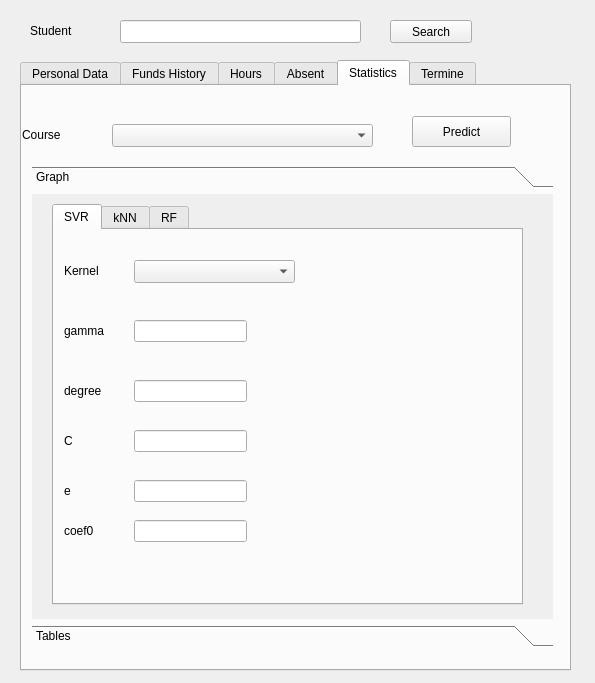
First picture: the form in Student/viewstudentdialog.ui, repository MrRisoni/Gauss, before the edit.
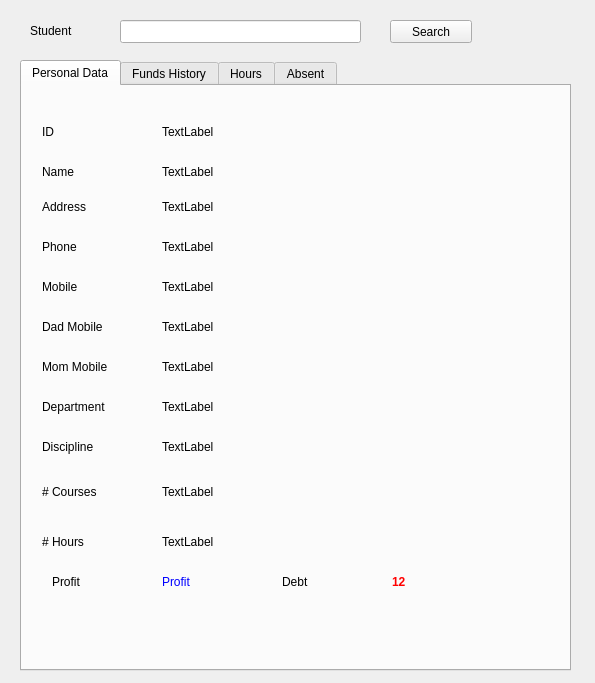
Second picture: the form after the edit. The open tabs and pages were chosen to show the change.

Commit message: fix student mvc

What changed in the file:
```diff
--- a/Student/viewstudentdialog.ui
+++ b/Student/viewstudentdialog.ui
@@ -985,323 +985,6 @@
      </property>
     </widget>
    </widget>
-   <widget class="QWidget" name="tab_4">
-    <attribute name="title">
-     <string>Statistics</string>
-    </attribute>
-    <widget class="QComboBox" name="comboCourses_2">
-     <property name="geometry">
-      <rect>
-       <x>90</x>
-       <y>38</y>
-       <width>261</width>
-       <height>23</height>
-      </rect>
-     </property>
-    </widget>
-    <widget class="QLabel" name="label_26">
-     <property name="geometry">
-      <rect>
-       <x>0</x>
-       <y>28</y>
-       <width>81</width>
-       <height>41</height>
-      </rect>
-     </property>
-     <property name="text">
-      <string>Course</string>
-     </property>
-    </widget>
-    <widget class="QPushButton" name="pushPredict">
-     <property name="geometry">
-      <rect>
-       <x>390</x>
-       <y>30</y>
-       <width>99</width>
-       <height>31</height>
-      </rect>
-     </property>
-     <property name="text">
-      <string>Predict</string>
-     </property>
-    </widget>
-    <widget class="QToolBox" name="toolBox">
-     <property name="geometry">
-      <rect>
-       <x>10</x>
-       <y>80</y>
-       <width>521</width>
-       <height>481</height>
-      </rect>
-     </property>
-     <property name="currentIndex">
-      <number>0</number>
-     </property>
-     <widget class="QWidget" name="page">
-      <property name="geometry">
-       <rect>
-        <x>0</x>
-        <y>0</y>
-        <width>521</width>
-        <height>423</height>
-       </rect>
-      </property>
-      <attribute name="label">
-       <string>Graph</string>
-      </attribute>
-      <widget class="QTabWidget" name="tabWidget_3">
-       <property name="geometry">
-        <rect>
-         <x>20</x>
-         <y>10</y>
-         <width>471</width>
-         <height>401</height>
-        </rect>
-       </property>
-       <property name="currentIndex">
-        <number>0</number>
-       </property>
-       <widget class="QWidget" name="tab_5">
-        <attribute name="title">
-         <string>SVR</string>
-        </attribute>
-        <widget class="QLabel" name="label_10">
-         <property name="geometry">
-          <rect>
-           <x>10</x>
-           <y>20</y>
-           <width>57</width>
-           <height>41</height>
-          </rect>
-         </property>
-         <property name="text">
-          <string>Kernel</string>
-         </property>
-        </widget>
-        <widget class="QLabel" name="label_12">
-         <property name="geometry">
-          <rect>
-           <x>10</x>
-           <y>80</y>
-           <width>57</width>
-           <height>41</height>
-          </rect>
-         </property>
-         <property name="text">
-          <string>gamma</string>
-         </property>
-        </widget>
-        <widget class="QLabel" name="label_13">
-         <property name="geometry">
-          <rect>
-           <x>10</x>
-           <y>140</y>
-           <width>57</width>
-           <height>41</height>
-          </rect>
-         </property>
-         <property name="text">
-          <string>degree</string>
-         </property>
-        </widget>
-        <widget class="QLabel" name="label_14">
-         <property name="geometry">
-          <rect>
-           <x>10</x>
-           <y>190</y>
-           <width>57</width>
-           <height>41</height>
-          </rect>
-         </property>
-         <property name="text">
-          <string>C</string>
-         </property>
-        </widget>
-        <widget class="QComboBox" name="comboKernel">
-         <property name="geometry">
-          <rect>
-           <x>80</x>
-           <y>30</y>
-           <width>161</width>
-           <height>23</height>
-          </rect>
-         </property>
-        </widget>
-        <widget class="QLabel" name="label_15">
-         <property name="geometry">
-          <rect>
-           <x>10</x>
-           <y>240</y>
-           <width>57</width>
-           <height>41</height>
-          </rect>
-         </property>
-         <property name="text">
-          <string>e</string>
-         </property>
-        </widget>
-        <widget class="QLineEdit" name="lineGamma">
-         <property name="geometry">
-          <rect>
-           <x>80</x>
-           <y>90</y>
-           <width>113</width>
-           <height>22</height>
-          </rect>
-         </property>
-        </widget>
-        <widget class="QLineEdit" name="lineDegree">
-         <property name="geometry">
-          <rect>
-           <x>80</x>
-           <y>150</y>
-           <width>113</width>
-           <height>22</height>
-          </rect>
-         </property>
-        </widget>
-        <widget class="QLineEdit" name="lineC">
-         <property name="geometry">
-          <rect>
-           <x>80</x>
-           <y>200</y>
-           <width>113</width>
-           <height>22</height>
-          </rect>
-         </property>
-        </widget>
-        <widget class="QLineEdit" name="lineEpsilon">
-         <property name="geometry">
-          <rect>
-           <x>80</x>
-           <y>250</y>
-           <width>113</width>
-           <height>22</height>
-          </rect>
-         </property>
-        </widget>
-        <widget class="QLineEdit" name="lineCoef">
-         <property name="geometry">
-          <rect>
-           <x>80</x>
-           <y>290</y>
-           <width>113</width>
-           <height>22</height>
-          </rect>
-         </property>
-        </widget>
-        <widget class="QLabel" name="label_16">
-         <property name="geometry">
-          <rect>
-           <x>10</x>
-           <y>280</y>
-           <width>57</width>
-           <height>41</height>
-          </rect>
-         </property>
-         <property name="text">
-          <string>coef0</string>
-         </property>
-        </widget>
-       </widget>
-       <widget class="QWidget" name="tab_6">
-        <attribute name="title">
-         <string>kNN</string>
-        </attribute>
-        <widget class="QLineEdit" name="lineNeighs">
-         <property name="geometry">
-          <rect>
-           <x>110</x>
-           <y>30</y>
-           <width>113</width>
-           <height>22</height>
-          </rect>
-         </property>
-        </widget>
-        <widget class="QLabel" name="label_17">
-         <property name="geometry">
-          <rect>
-           <x>10</x>
-           <y>20</y>
-           <width>101</width>
-           <height>41</height>
-          </rect>
-         </property>
-         <property name="text">
-          <string>Neighbours</string>
-         </property>
-        </widget>
-        <widget class="QLabel" name="label_18">
-         <property name="geometry">
-          <rect>
-           <x>10</x>
-           <y>90</y>
-           <width>101</width>
-           <height>41</height>
-          </rect>
-         </property>
-         <property name="text">
-          <string>Wieghts</string>
-         </property>
-        </widget>
-        <widget class="QComboBox" name="comboWeights">
-         <property name="geometry">
-          <rect>
-           <x>110</x>
-           <y>100</y>
-           <width>111</width>
-           <height>23</height>
-          </rect>
-         </property>
-        </widget>
-       </widget>
-       <widget class="QWidget" name="tab_7">
-        <attribute name="title">
-         <string>RF</string>
-        </attribute>
-       </widget>
-      </widget>
-     </widget>
-     <widget class="QWidget" name="page_2">
-      <property name="geometry">
-       <rect>
-        <x>0</x>
-        <y>0</y>
-        <width>100</width>
-        <height>30</height>
-       </rect>
-      </property>
-      <attribute name="label">
-       <string>Tables</string>
-      </attribute>
-      <widget class="QTableView" name="tableGrades">
-       <property name="geometry">
-        <rect>
-         <x>10</x>
-         <y>10</y>
-         <width>491</width>
-         <height>371</height>
-        </rect>
-       </property>
-      </widget>
-     </widget>
-    </widget>
-   </widget>
-   <widget class="QWidget" name="tab_9">
-    <attribute name="title">
-     <string>Termine</string>
-    </attribute>
-    <widget class="QTableView" name="tableTermina">
-     <property name="geometry">
-      <rect>
-       <x>20</x>
-       <y>20</y>
-       <width>501</width>
-       <height>541</height>
-      </rect>
-     </property>
-    </widget>
-   </widget>
   </widget>
   <widget class="QLabel" name="label_11">
    <property name="geometry">
```
Left out of the diff: 17 changed lines with no effect on the pictures.
